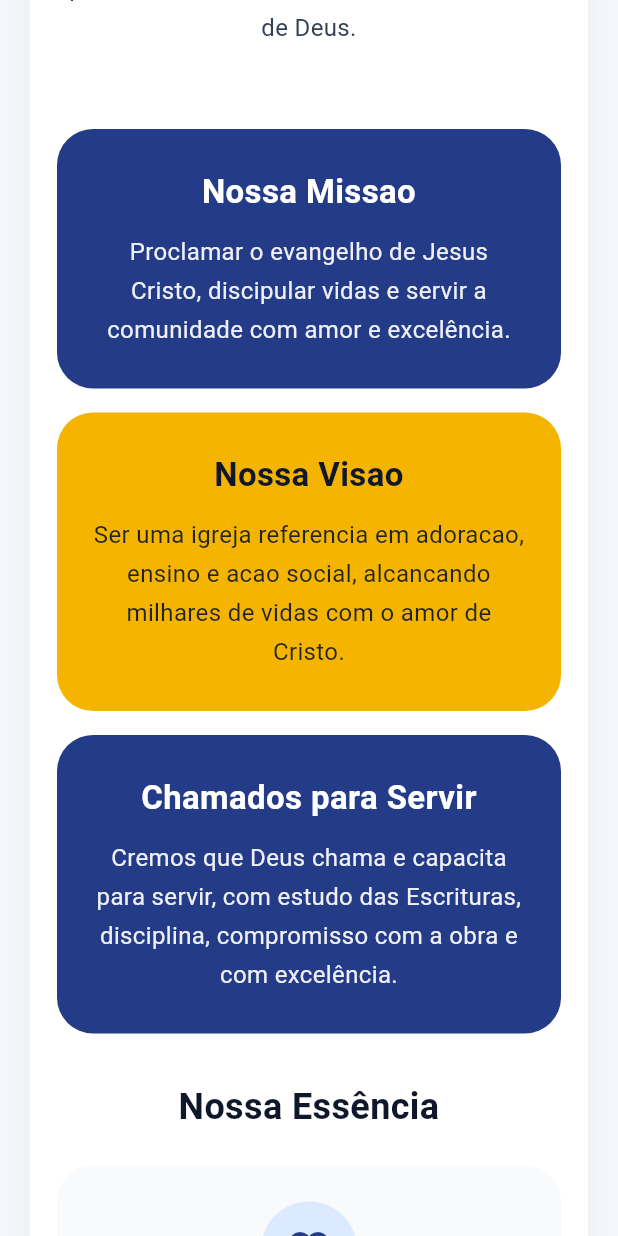
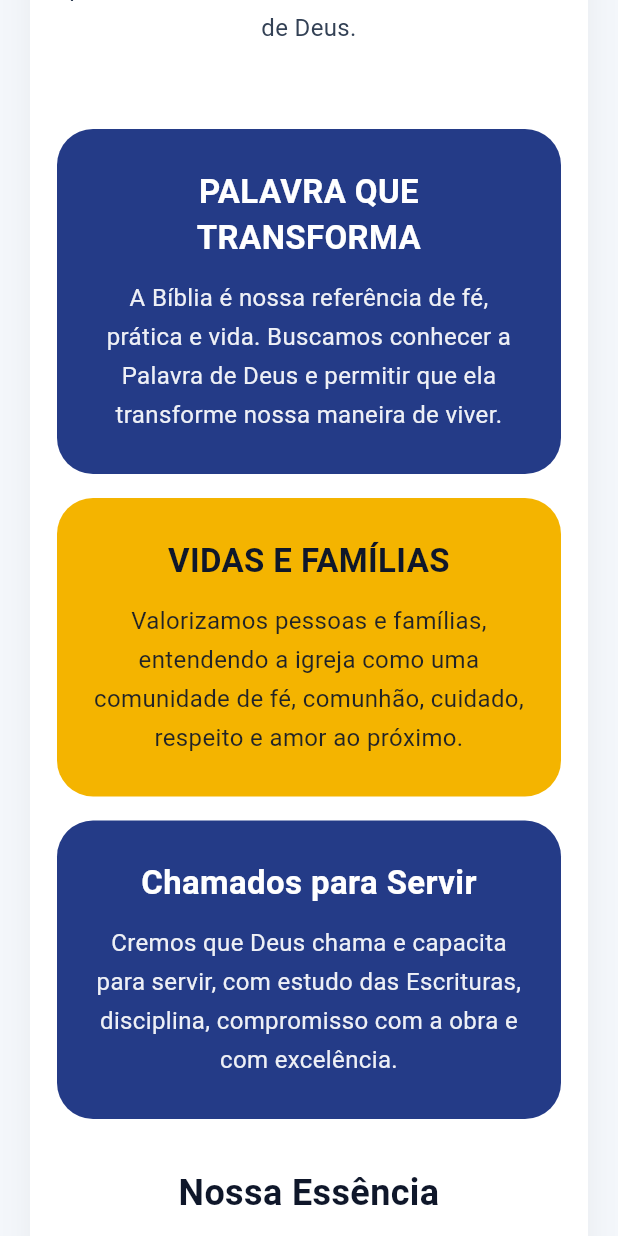
Before and after one commit to lhdev/SITE-ADPV, a Flutter app: the screen it shows after launch, scrolled down 2304 dp, on a phone screen of 412 x 824 dp. Run offline on Flutter 3.47's test engine with Material 3 defaults, Android fonts, the phone set to English and light mode, and no system bars; our stand-ins replace flutter_svg.

Commit message:
Correção bug site/web nos cards do quem somos

```diff
--- a/lib/widgets/church_info_sections.dart
+++ b/lib/widgets/church_info_sections.dart
@@ -27,17 +27,17 @@ class WhoWeAreSection extends StatelessWidget {
                 const Column(
                   children: [
                     _MissionCard(
-                      title: 'Nossa Missao',
+                      title: 'PALAVRA QUE TRANSFORMA',
                       description:
-                          'Proclamar o evangelho de Jesus Cristo, discipular vidas e servir a comunidade com amor e excelência.',
+                          'A Bíblia é nossa referência de fé, prática e vida. Buscamos conhecer a Palavra de Deus e permitir que ela transforme nossa maneira de viver.',
                       backgroundColor: Color(0xFF243B87),
                       foregroundColor: Colors.white,
                     ),
                     SizedBox(height: 16),
                     _MissionCard(
-                      title: 'Nossa Visao',
+                      title: 'VIDAS E FAMÍLIAS',
                       description:
-                          'Ser uma igreja referencia em adoracao, ensino e acao social, alcancando milhares de vidas com o amor de Cristo.',
+                          'Valorizamos pessoas e famílias, entendendo a igreja como uma comunidade de fé, comunhão, cuidado, respeito e amor ao próximo.',
                       backgroundColor: Color(0xFFF4B400),
                       foregroundColor: Color(0xFF0F172A),
                     ),
@@ -193,7 +193,8 @@ class ContactFooter extends StatelessWidget {
                     title: 'ENDEREÇO',
                     lines: const [
                       _ContactLine(
-                        text: 'Av Prof Osvaldo de Oliveira, 611, Jardim Helena - Sao Paulo, SP CEP: 08420-280',
+                        text:
+                            'Av Prof Osvaldo de Oliveira, 611, Jardim Helena - Sao Paulo, SP CEP: 08420-280',
                         addressUrl:
                             'https://www.google.com/maps/search/?api=1&query=Av+Prof+Osvaldo+de+Oliveira+611+Jardim+Helena+Sao+Paulo+SP',
                       ),
```
